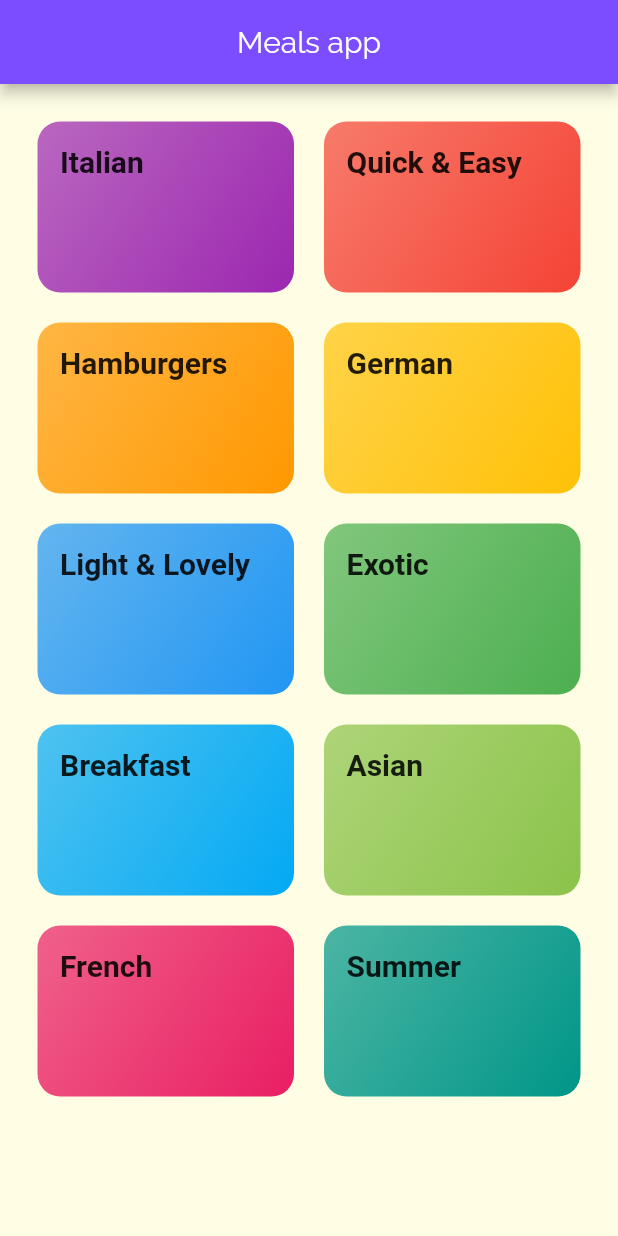
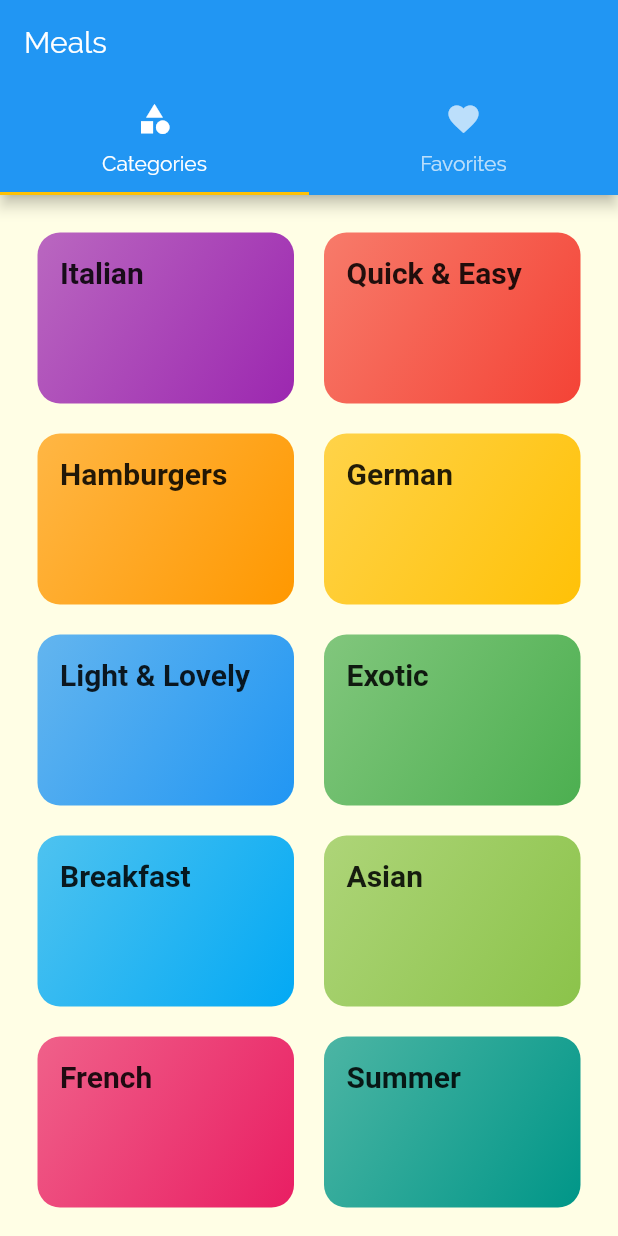
Before and after one commit to nikhilmufc7/Flutter_MealsApp, a Flutter app: the screen it shows after launch, on a phone screen of 412 x 824 dp. Run offline on Flutter 3.47's test engine with Material 2 defaults, Android fonts, the phone set to English and light mode, and no system bars; Roboto replaces fonts that are missing (RobertoCondensed).

Commit message:
added tabs on top

```diff
--- a/lib/main.dart
+++ b/lib/main.dart
@@ -1,8 +1,8 @@
 import 'package:flutter/material.dart';
 import 'package:meals_app/screens/categories_meals_screen.dart';
 import 'package:meals_app/screens/categories_screen.dart';
-import 'package:meals_app/screens/categories_screen.dart';
 import 'package:meals_app/screens/meal_detail_screen.dart';
+import 'package:meals_app/screens/tabs_screen.dart';
 
 void main() => runApp(MyApp());
 
@@ -31,7 +31,7 @@ class MyApp extends StatelessWidget {
 
 
       routes: {
-        '/': (ctx) => CategoriesScreen(),
+        '/': (ctx) => TabsScreen(),
         CategoryMealsScreen.routeName : (ctx) => CategoryMealsScreen(),
         MealDetailScreen.routeName : (ctx) => MealDetailScreen(),
       },
--- a/lib/screens/categories_screen.dart
+++ b/lib/screens/categories_screen.dart
@@ -5,13 +5,7 @@ import 'package:meals_app/dummy_data.dart';
 class CategoriesScreen extends StatelessWidget {
   @override
   Widget build(BuildContext context) {
-    return Scaffold(
-      appBar: new AppBar(
-        title: Text("Meals app"),
-        centerTitle: true,
-        backgroundColor: Colors.deepPurpleAccent,
-      ),
-      body: GridView(
+    return  GridView(
         padding: const EdgeInsets.all(25),
         children: DUMMY_CATEGORIES
             .map((catData) => CategoryItem(catData.id,catData.title, catData.color))
@@ -21,7 +15,6 @@ class CategoriesScreen extends StatelessWidget {
             childAspectRatio: 3 / 2,
             crossAxisSpacing: 20,
             mainAxisSpacing: 20),
-      ),
-    );
+      );
   }
 }
--- /dev/null
+++ b/lib/screens/favorites_screen.dart
@@ -0,0 +1,10 @@
+import 'package:flutter/material.dart';
+
+class FavoritesScreen extends StatelessWidget {
+  @override
+  Widget build(BuildContext context) {
+    return Center(
+      child: Text("Favories"),
+    );
+  }
+}
--- /dev/null
+++ b/lib/screens/tabs_screen.dart
@@ -0,0 +1,28 @@
+import 'package:flutter/material.dart';
+import 'package:meals_app/screens/categories_screen.dart';
+import 'package:meals_app/screens/favorites_screen.dart';
+
+class TabsScreen extends StatefulWidget {
+  @override
+  _TabsScreenState createState() => _TabsScreenState();
+}
+
+class _TabsScreenState extends State<TabsScreen> {
+  @override
+  Widget build(BuildContext context) {
+    return DefaultTabController(length: 2,child: Scaffold(
+      appBar: AppBar(
+        title: Text("Meals"),
+        bottom: TabBar(tabs: <Widget>[
+          Tab(icon: Icon(Icons.category),text: 'Categories',),
+          Tab(icon: Icon(Icons.favorite),text: 'Favorites',),
+        ],),
+      ),
+      body: TabBarView(children: <Widget>[
+
+        CategoriesScreen(),
+        FavoritesScreen(),
+      ],),
+    ),);
+  }
+}
```
